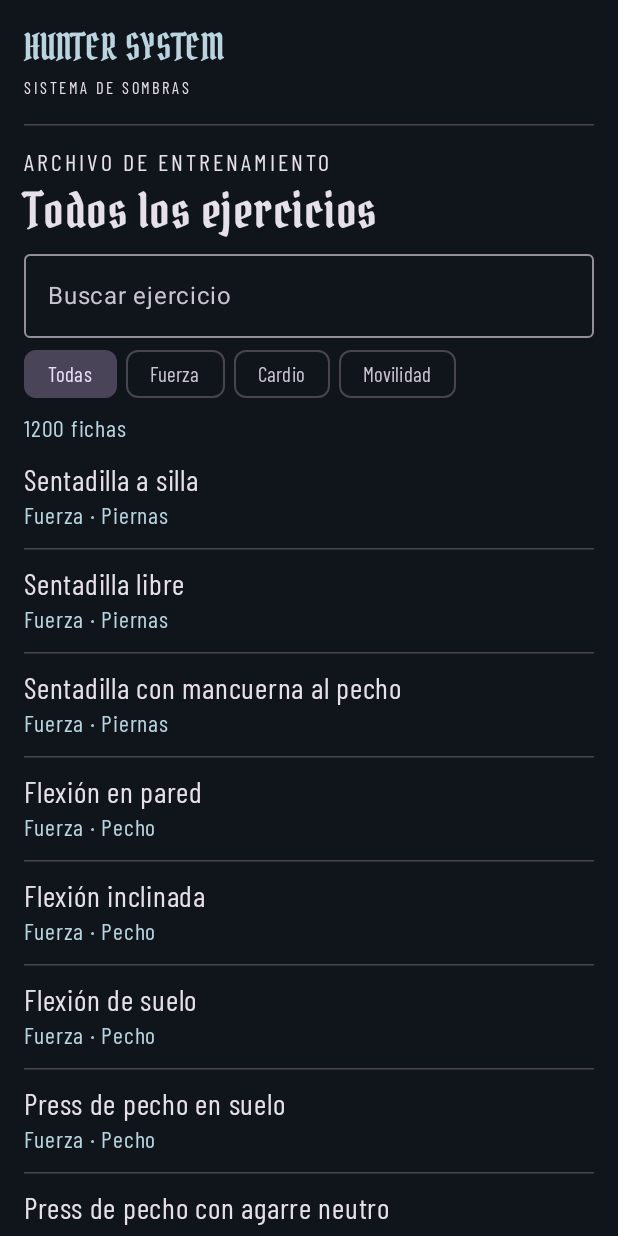
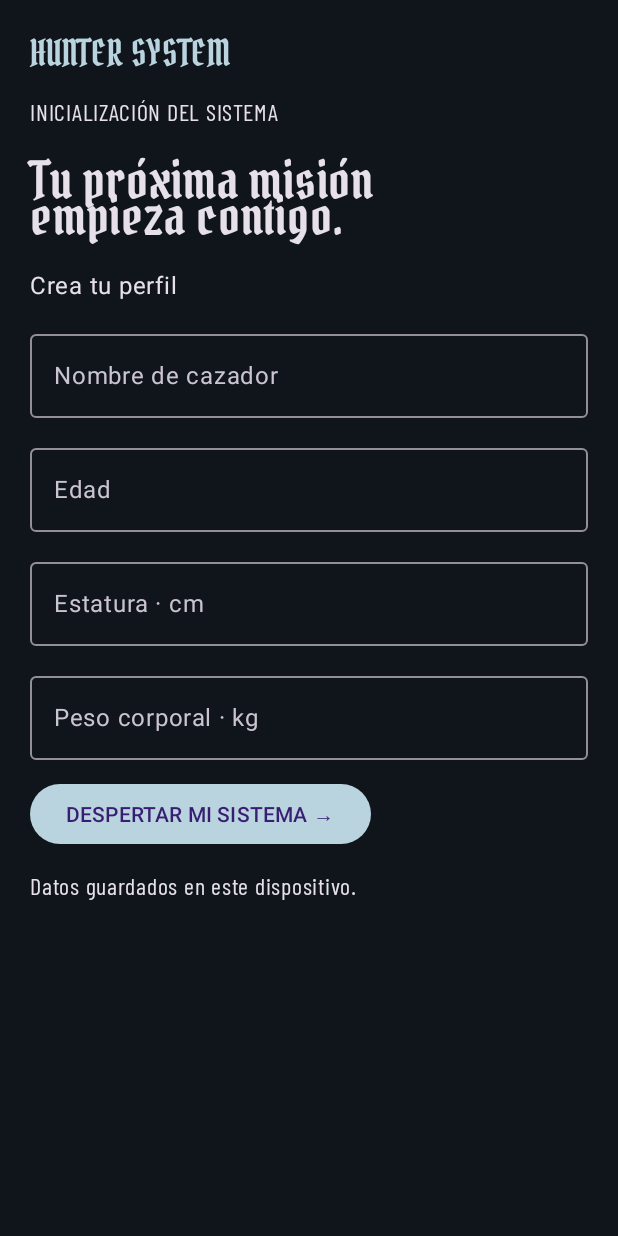
Before and after one commit to miguelpinto9988-byte/Hunter-system-versi-n-java, an Android app built with Jetpack Compose: the screen it shows after launch (HunterActivity), on a phone screen of 412 x 824 dp. Run offline under Robolectric (Android 15) with nearby library versions, the phone set to English and light mode, and no system bars.

Commit message:
Abrir la ficha de perfil en el primer inicio y conservarla al reabrir

```diff
--- a/android-nativo/src/main/java/com/huntersystem/nativo/HunterActivity.kt
+++ b/android-nativo/src/main/java/com/huntersystem/nativo/HunterActivity.kt
@@ -30,9 +30,9 @@ import kotlinx.coroutines.Dispatchers
 import kotlinx.coroutines.withContext
 import org.json.JSONArray
 
-private val displayFont = FontFamily(Font(R.font.hunter_display))
-private val bodyFont = FontFamily(Font(R.font.hunter_text))
-private val silver = Color(0xffb9d4de)
+internal val displayFont = FontFamily(Font(R.font.hunter_display))
+internal val bodyFont = FontFamily(Font(R.font.hunter_text))
+internal val silver = Color(0xffb9d4de)
 private val background = Color(0xff10151c)
 private data class Exercise(val id: String, val name: String, val category: String, val group: String, val steps: String, val cue: String)
 
@@ -40,23 +40,55 @@ class HunterActivity : ComponentActivity() {
     override fun onCreate(savedInstanceState: Bundle?) {
         super.onCreate(savedInstanceState)
         setContent {
-            val catalog by produceState<List<Exercise>?>(null) {
-                value = withContext(Dispatchers.IO) {
-                    val rows = assets.open("ejercicios.json").bufferedReader().use { JSONArray(it.readText()) }
-                    List(rows.length()) { index ->
-                        val row = rows.getJSONObject(index)
-                        Exercise(row.getString("id"), row.getString("name"), row.optString("category"), row.optString("group"), row.optString("steps"), row.optString("cue"))
-                    }
-                }
-            }
+            val prefs = remember { getSharedPreferences("hunter-profile", MODE_PRIVATE) }
+            var saved by remember { mutableStateOf(prefs.getString("profile", null)) }
+            var editing by rememberSaveable { mutableStateOf(false) }
             MaterialTheme(colorScheme = darkColorScheme(background = background, primary = silver)) {
                 Surface(Modifier.fillMaxSize(), color = background) {
-                    val loaded = catalog
-                    if (loaded == null) Awakening() else ExerciseArchive(loaded)
+                    if (saved == null || editing) {
+                        BackHandler(enabled = editing) { editing = false }
+                        Profile(saved) { data ->
+                            prefs.edit().putString("profile", data).commit().also { success ->
+                                if (success) { saved = data; editing = false }
+                            }
+                        }
+                    } else ArchiveRoute { editing = true }
                 }
             }
         }
     }
+    @Composable
+    private fun ArchiveRoute(editProfile: () -> Unit) {
+        var attempt by remember { mutableIntStateOf(0) }
+        val catalog by produceState<Result<List<Exercise>>?>(null, attempt) {
+            value = null
+            value = withContext(Dispatchers.IO) {
+                try {
+                    val rows = assets.open("ejercicios.json").bufferedReader().use { JSONArray(it.readText()) }
+                    Result.success(List(rows.length()) { index ->
+                        val row = rows.getJSONObject(index)
+                        Exercise(row.getString("id"), row.getString("name"), row.optString("category"),
+                            row.optString("group"), row.optString("steps"), row.optString("cue"))
+                    })
+                } catch (error: java.io.IOException) {
+                    Result.failure(error)
+                } catch (error: org.json.JSONException) {
+                    Result.failure(error)
+                }
+            }
+        }
+        val state = catalog
+        when {
+            state == null -> Awakening()
+            state.isSuccess -> ExerciseArchive(state.getOrThrow(), editProfile)
+            else -> Column(Modifier.padding(20.dp)) {
+                Text("No se pudo abrir el catálogo.")
+                Button(onClick = { attempt++ }) { Text("Reintentar") }
+                TextButton(onClick = editProfile) { Text("Editar perfil") }
+            }
+        }
+    }
+
 }
 
 @Composable
@@ -85,7 +117,7 @@ private fun Awakening() {
 }
 
 @Composable
-private fun ExerciseArchive(catalog: List<Exercise>) {
+private fun ExerciseArchive(catalog: List<Exercise>, editProfile: () -> Unit) {
     var query by rememberSaveable { mutableStateOf("") }
     var category by rememberSaveable { mutableStateOf("Todas") }
     var selection by rememberSaveable { mutableStateOf<String?>(null) }
@@ -97,6 +129,7 @@ private fun ExerciseArchive(catalog: List<Exercise>) {
     Column(Modifier.fillMaxSize().padding(horizontal = 16.dp)) {
         Text("HUNTER SYSTEM", Modifier.padding(top = 16.dp), fontSize = 24.sp, fontFamily = displayFont, color = silver)
         Text("SISTEMA DE SOMBRAS", fontSize = 11.sp, letterSpacing = 2.sp, fontFamily = bodyFont)
+        TextButton(onClick = editProfile) { Text("Editar perfil") }
         HorizontalDivider(Modifier.padding(vertical = 12.dp))
         if (exercise != null) {
             Column(Modifier.verticalScroll(rememberScrollState())) {
--- /dev/null
+++ b/android-nativo/src/main/java/com/huntersystem/nativo/Profile.kt
@@ -0,0 +1,58 @@
+package com.huntersystem.nativo
+
+import androidx.compose.foundation.layout.*
+import androidx.compose.foundation.rememberScrollState
+import androidx.compose.foundation.text.KeyboardOptions
+import androidx.compose.foundation.verticalScroll
+import androidx.compose.material3.*
+import androidx.compose.runtime.*
+import androidx.compose.runtime.saveable.rememberSaveable
+import androidx.compose.ui.Modifier
+import androidx.compose.ui.text.input.KeyboardType
+import androidx.compose.ui.unit.dp
+import androidx.compose.ui.unit.sp
+import org.json.JSONObject
+
+@Composable
+internal fun Profile(saved: String?, onSave: (String) -> Boolean) {
+    val previous = remember(saved) { saved?.let { runCatching { JSONObject(it) }.getOrNull() } }
+    var name by rememberSaveable { mutableStateOf(previous?.optString("name").orEmpty()) }
+    var age by rememberSaveable { mutableStateOf(previous?.optString("age").orEmpty()) }
+    var height by rememberSaveable { mutableStateOf(previous?.optString("height").orEmpty()) }
+    var weight by rememberSaveable { mutableStateOf(previous?.optString("weight").orEmpty()) }
+    var error by rememberSaveable { mutableStateOf("") }
+    Column(Modifier.fillMaxSize().verticalScroll(rememberScrollState()).padding(20.dp),
+        verticalArrangement = Arrangement.spacedBy(12.dp)) {
+        Text("HUNTER SYSTEM", color = silver, fontFamily = displayFont, fontSize = 24.sp)
+        Text(if (previous == null) "INICIALIZACIÓN DEL SISTEMA" else "FICHA DEL CAZADOR", fontFamily = bodyFont)
+        Text(if (previous == null) "Tu próxima misión\nempieza contigo." else "Configura tu camino.", fontFamily = displayFont, fontSize = 34.sp)
+        Text(if (previous == null) "Crea tu perfil" else "Datos y preferencias")
+        ProfileField("Nombre de cazador", name, KeyboardType.Text) { name = it.take(35) }
+        ProfileField("Edad", age, KeyboardType.Number) { age = it }
+        ProfileField("Estatura · cm", height, KeyboardType.Decimal) { height = it }
+        ProfileField("Peso corporal · kg", weight, KeyboardType.Decimal) { weight = it }
+        if (error.isNotEmpty()) Text(error, color = MaterialTheme.colorScheme.error)
+        Button(onClick = {
+            val years = age.toIntOrNull()
+            val cm = height.replace(',', '.').toDoubleOrNull()
+            val kg = weight.replace(',', '.').toDoubleOrNull()
+            error = when {
+                name.isBlank() -> "Escribe tu nombre de cazador."
+                years == null || years !in 13..100 -> "Revisa la edad."
+                cm == null || cm !in 100.0..250.0 -> "Revisa la estatura en centímetros."
+                kg == null || kg !in 30.0..350.0 -> "Revisa el peso en kilogramos."
+                else -> {
+                    val profile = JSONObject().put("name", name.trim()).put("age", years).put("height", cm).put("weight", kg)
+                    if (onSave(profile.toString())) "" else "No se pudo guardar el perfil. Vuelve a intentarlo."
+                }
+            }
+        }) { Text(if (previous == null) "DESPERTAR MI SISTEMA →" else "Guardar perfil") }
+        Text("Datos guardados en este dispositivo.", fontFamily = bodyFont)
+    }
+}
+
+@Composable
+private fun ProfileField(label: String, value: String, type: KeyboardType, update: (String) -> Unit) {
+    OutlinedTextField(value, update, Modifier.fillMaxWidth(), label = { Text(label) }, singleLine = true,
+        keyboardOptions = KeyboardOptions(keyboardType = type))
+}
```
Also changed, not shown: android-nativo/build.gradle.kts (+7 -2 lines), 2 other files.
